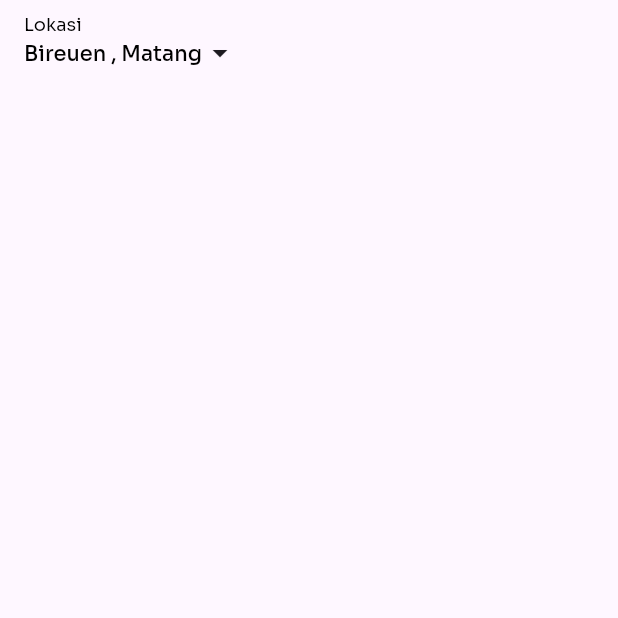
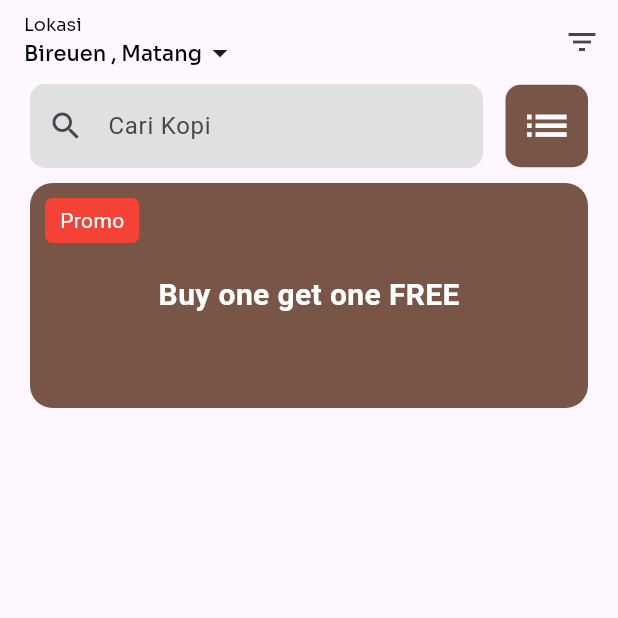
Before and after one commit to Zammil00/ui_coffee_shop, a Flutter app: the HomePage screen opened directly, on a phone screen of 412 x 824 dp, the top half of it. Run offline on Flutter 3.47's test engine with Material 3 defaults, Android fonts, the phone set to English and light mode, and no system bars; our stand-ins replace google_fonts.

Commit message:
Update Home Page

```diff
--- a/lib/main.dart
+++ b/lib/main.dart
@@ -1,4 +1,5 @@
 import 'package:flutter/material.dart';
+import 'package:ui_coffee_shop/pages/home_page.dart';
 import 'package:ui_coffee_shop/pages/splash_page.dart';
 
 void main() {
@@ -11,7 +12,7 @@ class MyApp extends StatelessWidget {
   @override
   Widget build(BuildContext context) {
     return MaterialApp(
-      home: SplashPage(),
+      home: HomePage(),
     );
   }
 }
--- a/lib/pages/home_page.dart
+++ b/lib/pages/home_page.dart
@@ -43,6 +43,103 @@ class _HomePageState extends State<HomePage> {
             ),
           ],
         ),
+        actions: [
+          IconButton(
+              onPressed: () {},
+              icon: Icon(
+                Icons.filter_list,
+              ))
+        ],
+      ),
+      body: Column(
+        children: [
+          Padding(
+            padding: EdgeInsets.symmetric(
+              horizontal: 20,
+            ),
+            child: Row(
+              children: [
+                Expanded(
+                  child: TextField(
+                    decoration: InputDecoration(
+                        border: OutlineInputBorder(
+                          borderRadius: BorderRadius.circular(10),
+                          borderSide: BorderSide.none,
+                        ),
+                        prefixIcon: Icon(Icons.search),
+                        filled: true,
+                        fillColor: Colors.grey[300],
+                        hintText: "Cari Kopi"),
+                  ),
+                ),
+                SizedBox(
+                  width: 15,
+                ),
+                SizedBox(
+                  width: 55,
+                  height: 55,
+                  child: Container(
+                    decoration: BoxDecoration(
+                      color: Colors.brown,
+                      borderRadius: BorderRadius.circular(10),
+                    ),
+                    child: IconButton(
+                      onPressed: () {},
+                      icon: Icon(
+                        Icons.list,
+                        size: 35,
+                        color: Colors.white,
+                      ),
+                    ),
+                  ),
+                ),
+              ],
+            ),
+          ),
+
+          SizedBox(height: 10),
+
+          // Promo Banner
+          Padding(
+            padding: EdgeInsets.symmetric(horizontal: 20),
+            child: Container(
+              width: double.infinity,
+              height: 150,
+              decoration: BoxDecoration(
+                borderRadius: BorderRadius.circular(15),
+                color: Colors.brown,
+              ),
+              child: Stack(
+                children: [
+                  Positioned(
+                    top: 10,
+                    left: 10,
+                    child: Container(
+                      padding:
+                          EdgeInsets.symmetric(horizontal: 10, vertical: 5),
+                      decoration: BoxDecoration(
+                        color: Colors.red,
+                        borderRadius: BorderRadius.circular(5),
+                      ),
+                      child:
+                          Text("Promo", style: TextStyle(color: Colors.white)),
+                    ),
+                  ),
+                  Center(
+                    child: Text(
+                      "Buy one get one FREE",
+                      style: TextStyle(
+                          fontSize: 20,
+                          fontWeight: FontWeight.bold,
+                          color: Colors.white),
+                    ),
+                  ),
+                ],
+              ),
+            ),
+          ),
+          SizedBox(height: 20),
+        ],
       ),
     );
   }
```
